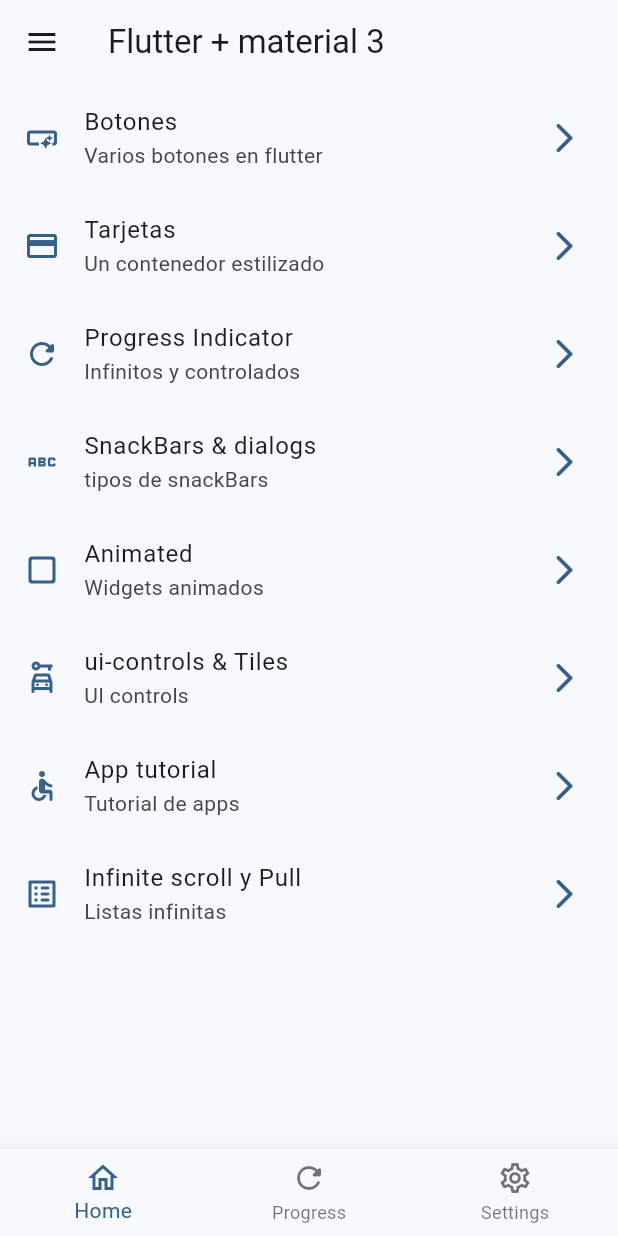
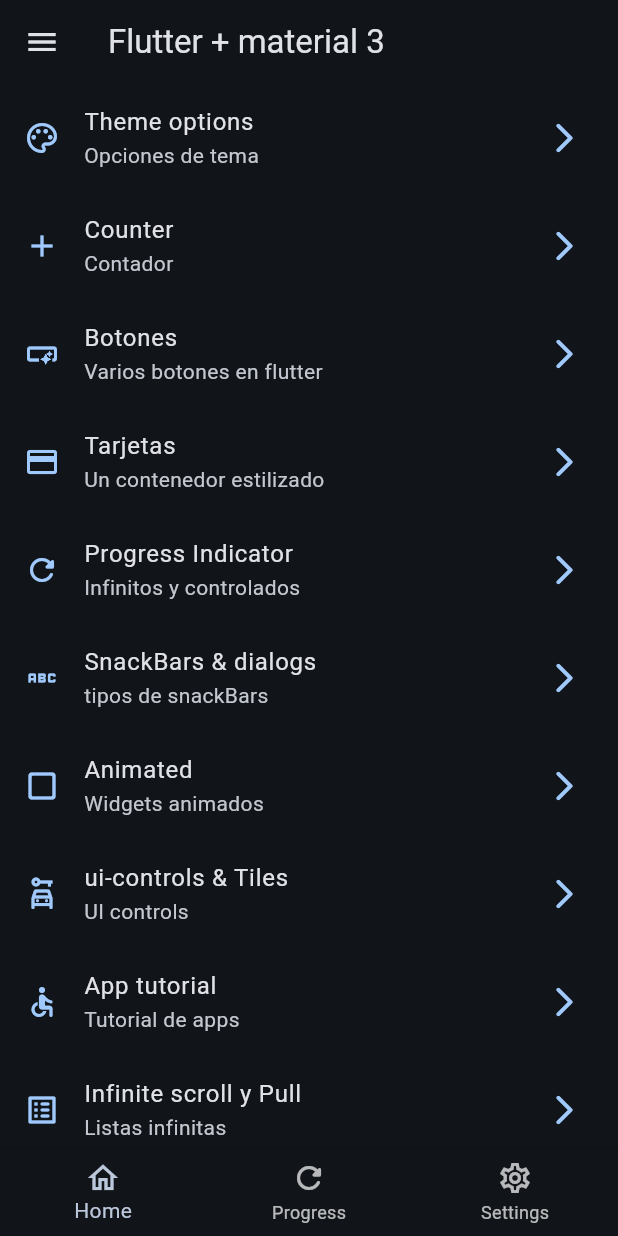
Before and after one commit to sdieg82/widgets_app, a Flutter app: the screen it shows after launch, on a phone screen of 412 x 824 dp. Run offline on Flutter 3.47's test engine with Material 3 defaults, Android fonts, the phone set to English and light mode, and no system bars; our stand-ins replace animate_do, flutter_riverpod, go_router.

Commit message:
theme list roverpod provider

```diff
--- a/lib/config/menu/menu_item.dart
+++ b/lib/config/menu/menu_item.dart
@@ -1,4 +1,5 @@
 import 'package:flutter/material.dart';
+import 'package:widgets_app/presentation/screens/counter.dart';
 
 class MenuItem {
   final String title;
@@ -16,6 +17,18 @@ class MenuItem {
 
 const appMenuItems=<MenuItem>[
 
+   MenuItem(
+    title:'Theme options',
+    subTitle: 'Opciones de tema',
+    link:'/theme',
+    icon:Icons.palette_outlined
+   ),
+   MenuItem(
+    title:'Counter',
+    subTitle: 'Contador',
+    link:'/counter',
+    icon:Icons.add_outlined
+   ),
    MenuItem(
     title:'Botones',
     subTitle: 'Varios botones en flutter',
--- a/lib/config/router/app_router.dart
+++ b/lib/config/router/app_router.dart
@@ -1,5 +1,7 @@
 import 'package:go_router/go_router.dart';
+import 'package:widgets_app/presentation/screens/counter.dart';
 import 'package:widgets_app/presentation/screens/screens_export.dart';
+import 'package:widgets_app/presentation/screens/theme_screen.dart';
 
 // GoRouter configuration
 final appRouter = GoRouter(
@@ -49,5 +51,15 @@ final appRouter = GoRouter(
       name:InfiniteScroll.name,
       builder: (context, state) => InfiniteScroll(),
     ),
+    GoRoute(
+      path: '/counter',
+      name:Counter.name,
+      builder: (context, state) => Counter(),
+    ),
+    GoRoute(
+      path: '/theme',
+      name:ThemeScreen().name,
+      builder: (context, state) => ThemeScreen(),
+    ),
   ],
 );
--- a/lib/config/themes/app_theme.dart
+++ b/lib/config/themes/app_theme.dart
@@ -9,6 +9,7 @@ const colorList=<Color>[
 ];
 
 class AppTheme {
+  bool isDarkMode=false;
   final int selectedColor;
 
   AppTheme({
@@ -17,7 +18,7 @@ class AppTheme {
     selectedColor>=0 && selectedColor <= colorList.length
   );
 ThemeData getTheme()=>ThemeData(
-  //  brightness: Brightness.dark,
+   brightness: isDarkMode? Brightness.light : Brightness.dark,
    useMaterial3: true,
    colorSchemeSeed: colorList[selectedColor],
    appBarTheme: const AppBarTheme(
--- /dev/null
+++ b/lib/presentation/providers/counter_provider.dart
@@ -0,0 +1,3 @@
+import 'package:flutter_riverpod/flutter_riverpod.dart';
+
+final counterProvider = StateProvider((ref)=> 5);
--- /dev/null
+++ b/lib/presentation/providers/theme_provider.dart
@@ -0,0 +1,5 @@
+import 'package:flutter_riverpod/flutter_riverpod.dart';
+import 'package:widgets_app/config/themes/app_theme.dart';
+
+final isDarkModeProvider= StateProvider((ref)=>false);
+final colorListProvider=Provider((ref)=> colorList);
--- /dev/null
+++ b/lib/presentation/screens/counter.dart
@@ -0,0 +1,34 @@
+import 'package:flutter/material.dart';
+import 'package:flutter_riverpod/flutter_riverpod.dart';
+import 'package:go_router/go_router.dart';
+import 'package:widgets_app/presentation/providers/counter_provider.dart';
+
+class Counter extends ConsumerWidget {
+static const String name= 'counter';
+
+  const Counter({super.key});
+
+  @override
+  Widget build(BuildContext context,ref) {
+    final int counter = ref.watch(counterProvider);
+    return Scaffold(
+      appBar: AppBar(
+        title: Text('Counter'),
+      ),
+      body: Column(
+        mainAxisAlignment: MainAxisAlignment.center,
+        children: [
+          Center(
+            child: Text('Valor : $counter', style: Theme.of(context).textTheme.titleLarge,),
+          )
+        ],
+      ),
+      floatingActionButton: FloatingActionButton(
+        onPressed: () {
+          ref.read(counterProvider.notifier).update((state) => state + 1);
+        },
+        child: Icon(Icons.add_outlined),
+      ),
+    );
+  }
+}
--- a/lib/presentation/snackbar/snackbar_screen.dart
+++ b/lib/presentation/snackbar/snackbar_screen.dart
@@ -11,8 +11,6 @@ class SnackbarScreen extends StatelessWidget {
       duration: Duration(seconds: 2),
     ));
   }
-
-
 
 
   static const name='snackbar_screen';
--- a/pubspec.yaml
+++ b/pubspec.yaml
@@ -10,6 +10,7 @@ dependencies:
   animate_do: ^4.2.0
   flutter:
     sdk: flutter
+  flutter_riverpod: ^2.6.1
   go_router: ^16.1.0
 
 dev_dependencies:
```
Also changed, not shown: lib/main.dart (+9 -1 lines), lib/presentation/screens/theme_screen.dart (added, +56 -0 lines), pubspec.lock.
